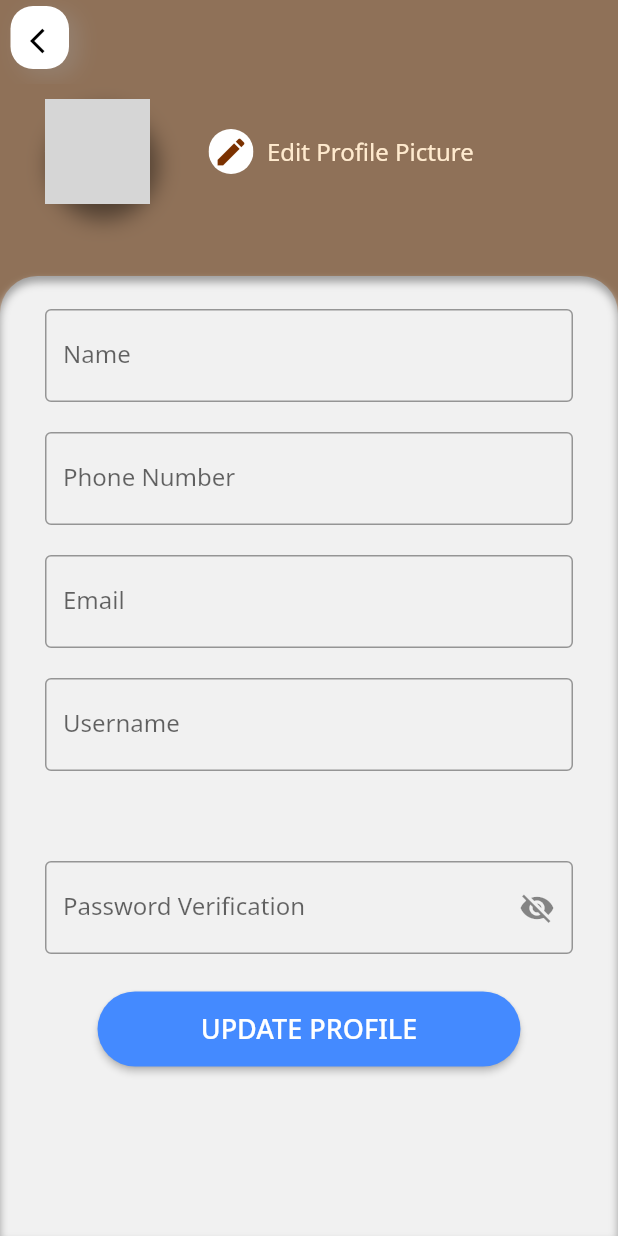
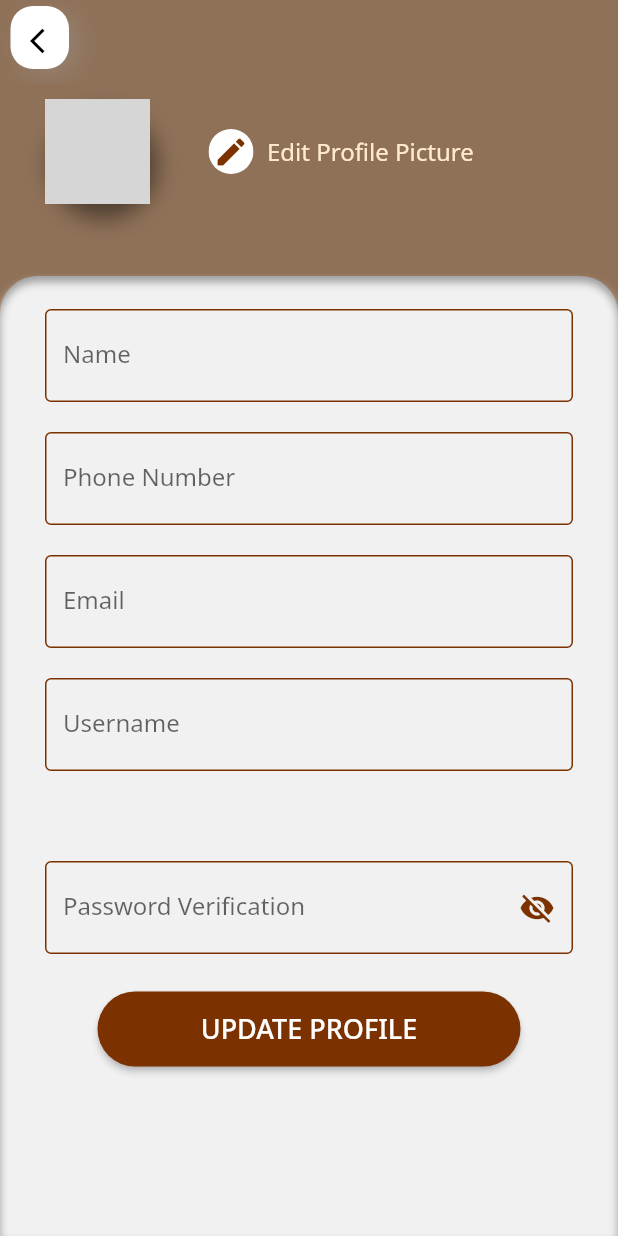
Before and after one commit to ramadhantaAkmal/bali-rent-project, a Flutter app: the EditProfileMain screen opened by its route, on a phone screen of 412 x 824 dp. Run offline on Flutter 3.47's test engine with Material 2 defaults, Android fonts, the phone set to English and light mode, and no system bars; our stand-ins replace awesome_snackbar_content, flutter_riverpod, freezed_annotation, go_router, image_picker, shared_preferences and 1 more; accounts and stored records are empty; network calls fail; grey boxes are pictures that could not be loaded.

Commit message:
feat: added custom snackbar & fix colors

```diff
--- a/lib/views/ui/change_password_page/change_password_main.dart
+++ b/lib/views/ui/change_password_page/change_password_main.dart
@@ -133,8 +133,10 @@ class _ChangePassMainState extends State<ChangePassMain> {
                 TextFormField(
                   obscureText: _isHiddenOldPass,
                   controller: _oldPasswordController,
+                  cursorColor: primaryColor,
                   decoration: InputDecoration(
                     hintText: 'Input Old Password',
+                    suffixIconColor: primaryColor,
                     focusedBorder: OutlineInputBorder(
                       borderSide:
                           const BorderSide(color: primaryColor, width: 2.0),
@@ -174,7 +176,9 @@ class _ChangePassMainState extends State<ChangePassMain> {
                   onChanged: (value) {
                     _onFormChanged(value);
                   },
+                  cursorColor: primaryColor,
                   decoration: InputDecoration(
+                    suffixIconColor: primaryColor,
                     hintText: 'Input New Password',
                     focusedBorder: OutlineInputBorder(
                       borderSide:
@@ -213,8 +217,10 @@ class _ChangePassMainState extends State<ChangePassMain> {
                   obscureText: _isHiddenRepeatPass,
                   controller: _repeatPasswordController,
                   enabled: _isFieldEnabled,
+                  cursorColor: primaryColor,
                   decoration: InputDecoration(
                     hintText: 'Repeat New Password',
+                    suffixIconColor: primaryColor,
                     focusedBorder: OutlineInputBorder(
                       borderSide:
                           const BorderSide(color: primaryColor, width: 2.0),
--- a/lib/views/ui/edit_profile_page/edit_profile_main.dart
+++ b/lib/views/ui/edit_profile_page/edit_profile_main.dart
@@ -1,6 +1,7 @@
 import 'dart:convert';
 import 'dart:io';
 
+import 'package:awesome_snackbar_content/awesome_snackbar_content.dart';
 import 'package:bali_rent/fetchs/user_fetch.dart';
 import 'package:bali_rent/style.dart';
 import 'package:flutter/material.dart';
@@ -126,6 +127,22 @@ class _EditProfileMainState extends ConsumerState<EditProfileMain> {
         );
         var result = await UserApi.userUpdate(user, imgFile, token["id"]);
         print(result);
+        context.pushReplacement('/homescreen');
+      } else {
+        ScaffoldMessenger.of(context).showSnackBar(
+          SnackBar(
+            backgroundColor: Colors.transparent,
+            content: AwesomeSnackbarContent(
+              title: 'Password invalid!',
+              message: 'You need to insert password!',
+
+              /// change contentType to ContentType.success, ContentType.warning or ContentType.help for variants
+              contentType: ContentType.warning,
+            ),
+            behavior: SnackBarBehavior.floating,
+            elevation: 0,
+          ),
+        );
       }
     } catch (e) {
       print(e);
@@ -302,7 +319,16 @@ class _EditProfileMainState extends ConsumerState<EditProfileMain> {
                         ),
                         TextFormField(
                           controller: _nameController,
+                          cursorColor: primaryColor,
                           decoration: InputDecoration(
+                            enabledBorder: const OutlineInputBorder(
+                                borderSide: BorderSide(
+                              color: primaryColor,
+                            )),
+                            focusedBorder: const OutlineInputBorder(
+                                borderSide: BorderSide(
+                              color: primaryColor,
+                            )),
                             border: const OutlineInputBorder(),
                             labelText: 'Name',
                             // The MaterialStateProperty's value is a text style that is orange
@@ -331,7 +357,16 @@ class _EditProfileMainState extends ConsumerState<EditProfileMain> {
                         ),
                         TextFormField(
                           controller: _phoneNumController,
+                          cursorColor: primaryColor,
                           decoration: InputDecoration(
+                            enabledBorder: const OutlineInputBorder(
+                                borderSide: BorderSide(
+                              color: primaryColor,
+                            )),
+                            focusedBorder: const OutlineInputBorder(
+                                borderSide: BorderSide(
+                              color: primaryColor,
+                            )),
                             border: const OutlineInputBorder(),
                             labelText: 'Phone Number',
                             // The MaterialStateProperty's value is a text style that is orange
@@ -360,7 +395,16 @@ class _EditProfileMainState extends ConsumerState<EditProfileMain> {
                         ),
                         TextFormField(
                           controller: _emailController,
+                          cursorColor: primaryColor,
                           decoration: InputDecoration(
+                            enabledBorder: const OutlineInputBorder(
+                                borderSide: BorderSide(
+                              color: primaryColor,
+                            )),
+                            focusedBorder: const OutlineInputBorder(
+                                borderSide: BorderSide(
+                              color: primaryColor,
+                            )),
                             border: const OutlineInputBorder(),
                             labelText: 'Email',
                             // The MaterialStateProperty's value is a text style that is orange
@@ -389,7 +433,16 @@ class _EditProfileMainState extends ConsumerState<EditProfileMain> {
                         ),
                         TextFormField(
                           controller: _usernameController,
+                          cursorColor: primaryColor,
                           decoration: InputDecoration(
+                            enabledBorder: const OutlineInputBorder(
+                                borderSide: BorderSide(
+                              color: primaryColor,
+                            )),
+                            focusedBorder: const OutlineInputBorder(
+                                borderSide: BorderSide(
+                              color: primaryColor,
+                            )),
                             border: const OutlineInputBorder(),
                             labelText: 'Username',
                             // The MaterialStateProperty's value is a text style that is orange
@@ -418,9 +471,19 @@ class _EditProfileMainState extends ConsumerState<EditProfileMain> {
                         ),
                         TextFormField(
                           controller: _passwordController,
+                          cursorColor: primaryColor,
                           obscureText: _isHiddenPass,
                           decoration: InputDecoration(
+                            enabledBorder: const OutlineInputBorder(
+                                borderSide: BorderSide(
+                              color: primaryColor,
+                            )),
+                            focusedBorder: const OutlineInputBorder(
+                                borderSide: BorderSide(
+                              color: primaryColor,
+                            )),
                             border: const OutlineInputBorder(),
+                            suffixIconColor: primaryColor,
                             labelText: 'Password Verification',
                             // The MaterialStateProperty's value is a text style that is orange
                             // by default, but the theme's error color if the input decorator
@@ -472,12 +535,11 @@ class _EditProfileMainState extends ConsumerState<EditProfileMain> {
                                 _passwordController.text,
                                 _imageFile,
                               );
-                              context.pushReplacement('/homescreen');
                             },
                             shape: RoundedRectangleBorder(
                               borderRadius: BorderRadius.circular(30.0),
                             ),
-                            color: Colors.blueAccent,
+                            color: primaryColor,
                             child: const Text(
                               'UPDATE PROFILE',
                               style: TextStyle(
--- a/pubspec.yaml
+++ b/pubspec.yaml
@@ -42,6 +42,8 @@ dependencies:
   flutter_riverpod: ^2.3.6
   freezed_annotation: ^2.2.0
   image_picker: ^0.8.7+5
+  intl: ^0.18.1
+  awesome_snackbar_content: ^0.1.1
 
 dev_dependencies:
   flutter_test:
```
Also changed, not shown: lib/views/ui/detail_page/detail_main.dart (+4 -6 lines), lib/views/ui/homescreen_page/homescreen_main.dart (+10 -4 lines), lib/views/ui/order_page/order_main.dart (+42 -10 lines), lib/views/ui/register_page/register_main.dart (+17 -8 lines), assets/images/4WD.png (added), assets/images/Engine.png (added), pubspec.lock.
